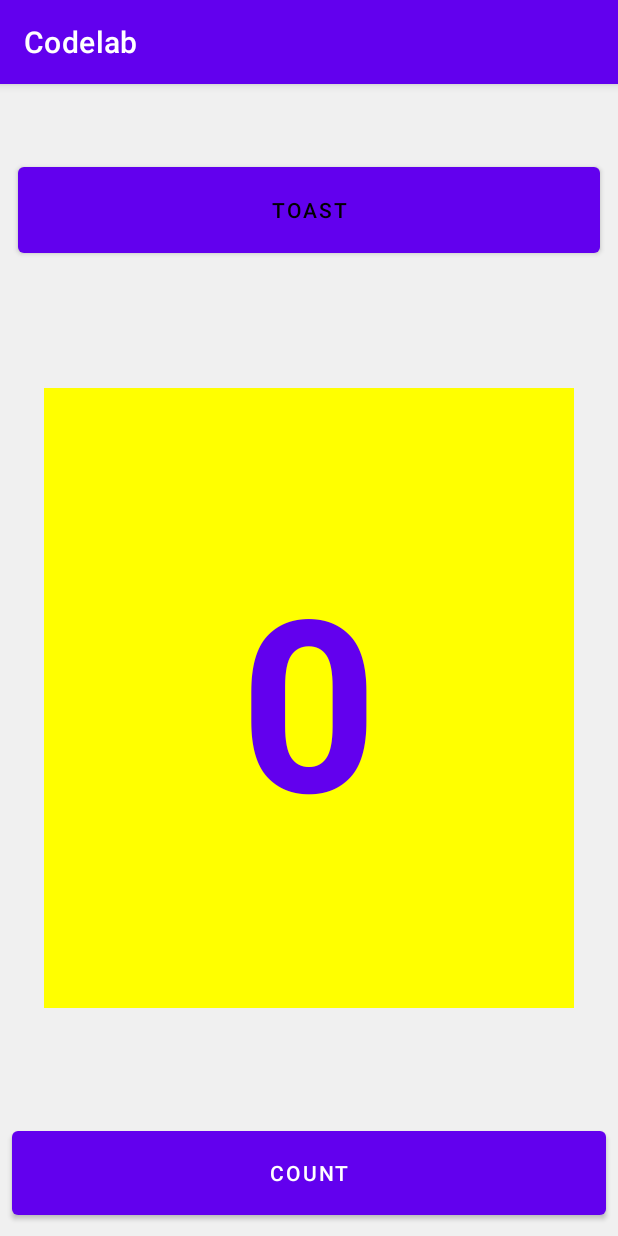
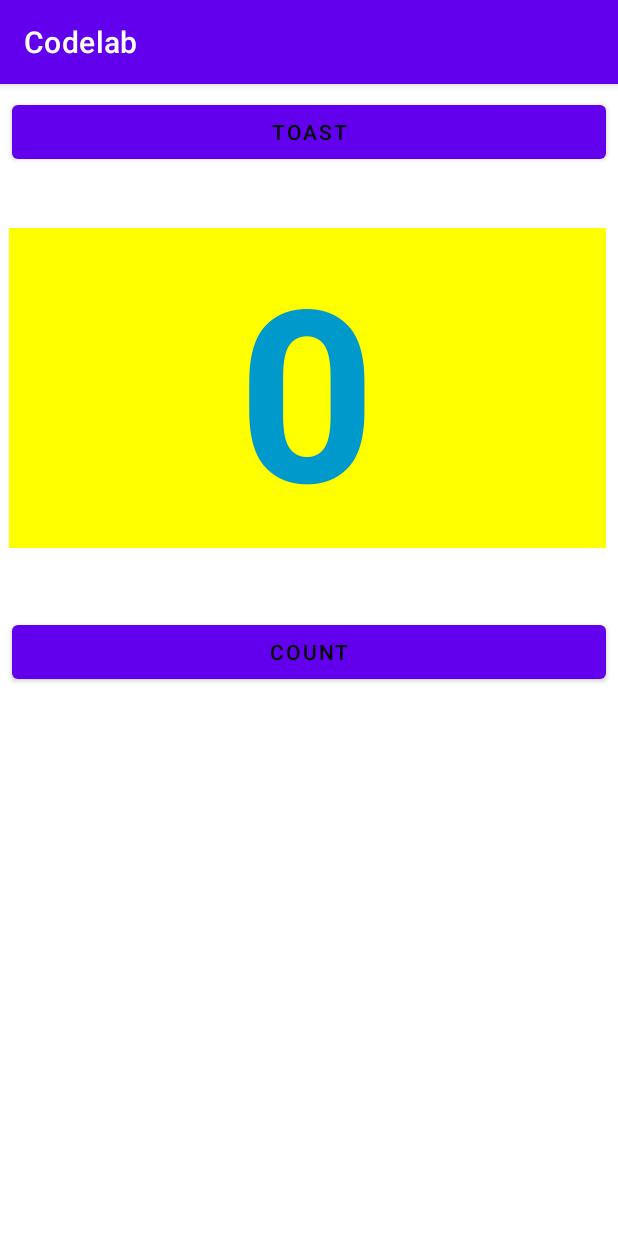
Before and after one commit to vrindasaraf90/CodeLab, an Android app: the screen it shows after launch (MainActivity), on a phone screen of 412 x 824 dp. Run offline under Robolectric (Android 15) with nearby library versions, the phone set to English and light mode, and no system bars.

Commit message:
1.2B done!

```diff
--- a/app/src/main/res/layout/activity_main.xml
+++ b/app/src/main/res/layout/activity_main.xml
@@ -1,58 +1,57 @@
 <?xml version="1.0" encoding="utf-8"?>
-<androidx.constraintlayout.widget.ConstraintLayout xmlns:android="http://schemas.android.com/apk/res/android"
+<RelativeLayout xmlns:android="http://schemas.android.com/apk/res/android"
     xmlns:app="http://schemas.android.com/apk/res-auto"
     xmlns:tools="http://schemas.android.com/tools"
-    android:id="@+id/TOAST"
     android:layout_width="match_parent"
     android:layout_height="match_parent"
-    android:background="#313435"
-    android:backgroundTint="#0F070707"
-    tools:context=".MainActivity">
+    android:orientation="vertical"
+    tools:context="com.streamliners.codelab.MainActivity">
 
     <Button
         android:id="@+id/button_toast"
-        android:layout_width="388dp"
-        android:layout_height="69dp"
+        android:layout_width="match_parent"
+        android:layout_height="wrap_content"
         android:layout_marginStart="8dp"
         android:layout_marginTop="8dp"
         android:layout_marginEnd="8dp"
-        android:text="@string/toast"
-        android:textColor="#000000"
-        app:layout_constraintBottom_toTopOf="@+id/button_count"
-        app:layout_constraintEnd_toEndOf="parent"
-        app:layout_constraintStart_toStartOf="parent"
-        app:layout_constraintTop_toTopOf="parent"
-        app:layout_constraintVertical_bias="0.067"
-        android:onClick="showToast"/>
+        android:background="@color/colorPrimary"
+        android:onClick="showToast"
+        android:text="@string/button_label_toast"
+        android:textColor="@android:color/black" />
+
+    <TextView
+        android:id="@+id/show_count"
+        android:layout_width="match_parent"
+        android:layout_height="wrap_content"
+        android:layout_below="@+id/button_toast"
+        android:layout_alignParentStart="true"
+        android:layout_alignParentLeft="true"
+        android:layout_marginStart="6dp"
+        android:layout_marginLeft="6dp"
+        android:layout_marginTop="40dp"
+        android:layout_marginEnd="8dp"
+        android:layout_marginBottom="8dp"
+        android:background="#FFFF00"
+        android:gravity="center_vertical"
+        android:text="@string/count_initial_value"
+        android:textAlignment="center"
+        android:textColor="@android:color/holo_blue_dark"
+        android:textSize="160sp"
+        android:textStyle="bold"
+        tools:ignore="RtlCompat,RtlHardcoded" />
 
     <Button
         android:id="@+id/button_count"
-        android:layout_width="0dp"
-        android:layout_height="68dp"
+        android:layout_width="match_parent"
+        android:layout_height="wrap_content"
+        android:layout_below="@+id/show_count"
+        android:layout_centerHorizontal="true"
         android:layout_marginStart="8dp"
+        android:layout_marginTop="37dp"
         android:layout_marginEnd="8dp"
         android:layout_marginBottom="8dp"
-        android:text="@string/count"
-        app:layout_constraintBottom_toBottomOf="parent"
-        app:layout_constraintEnd_toEndOf="parent"
-        app:layout_constraintStart_toStartOf="parent"
-        android:onClick="incQty"/>
-
-    <TextView
-        android:id="@+id/show_count"
-        android:layout_width="353dp"
-        android:layout_height="413dp"
-        android:background="#FFFF00"
-        android:gravity="center_vertical"
-        android:text="@string/_0"
-        android:textAlignment="center"
-        android:textColor="@color/design_default_color_primary"
-        android:textSize="160sp"
-        android:textStyle="bold"
-        app:layout_constraintBottom_toTopOf="@+id/button_count"
-        app:layout_constraintEnd_toEndOf="parent"
-        app:layout_constraintStart_toStartOf="parent"
-        app:layout_constraintTop_toBottomOf="@+id/button_toast"
-        app:layout_constraintVertical_bias="0.525"
-        tools:ignore="RtlCompat" />
-</androidx.constraintlayout.widget.ConstraintLayout>
+        android:background="@color/colorPrimary"
+        android:onClick="incQty"
+        android:text="@string/button_label_count"
+        android:textColor="@android:color/black" />
+</RelativeLayout>
--- a/app/src/main/res/values/colors.xml
+++ b/app/src/main/res/values/colors.xml
@@ -7,4 +7,5 @@
     <color name="teal_700">#FF018786</color>
     <color name="black">#FF000000</color>
     <color name="white">#FFFFFFFF</color>
+    <color name="colorPrimary" />
 </resources>
--- a/app/src/main/res/values/strings.xml
+++ b/app/src/main/res/values/strings.xml
@@ -1,7 +1,7 @@
 <resources>
     <string name="app_name">Codelab</string>
-    <string name="toast">TOAST</string>
-    <string name="count">COUNT</string>
-    <string name="_0">0</string>
     <string name="toast_message">Hello Toast!</string>
+    <string name="button_label_toast">TOAST</string>
+    <string name="count_initial_value" >0</string>
+    <string name="button_label_count" >COUNT</string>
 </resources>
```
